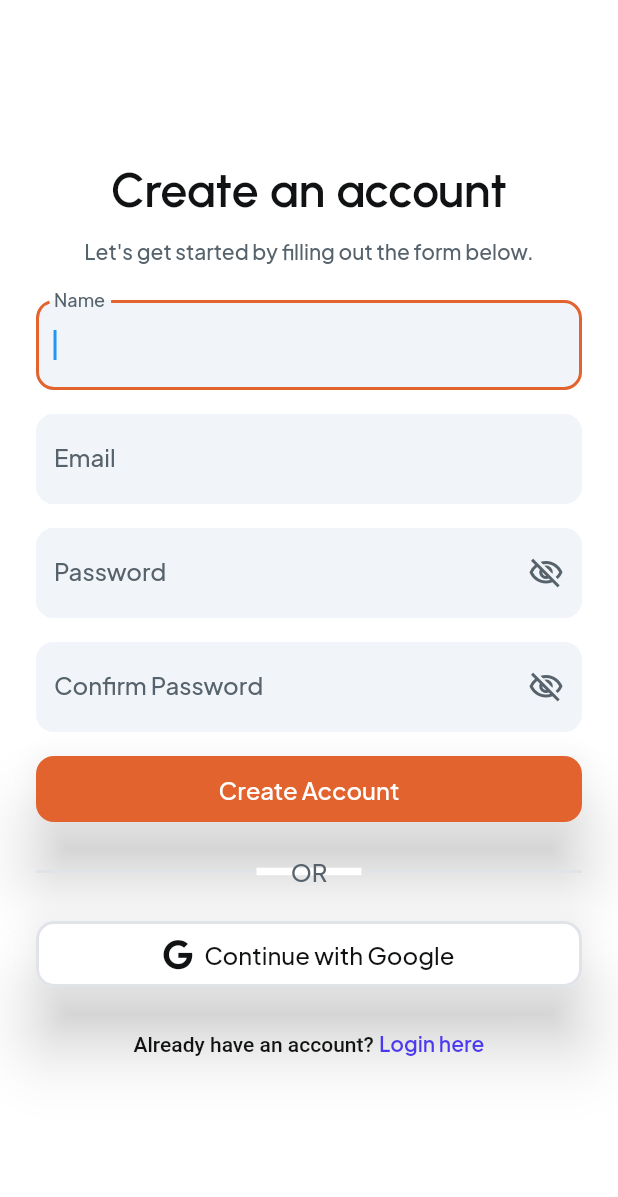
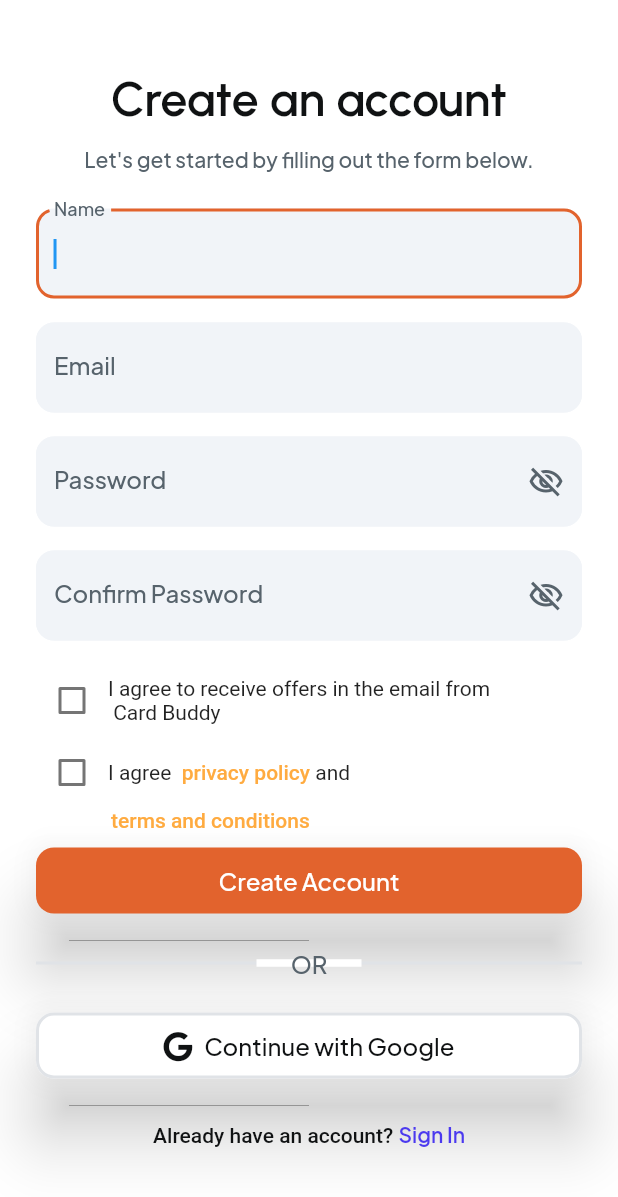
Before and after one commit to iTMaster228/saqib_login_app, a Flutter app: the SignupWidget screen opened by its route, on a phone screen of 412 x 824 dp. Shown: the top 1197 px of the screen. Run offline on Flutter 3.47's test engine with Material 2 defaults, Android fonts, the phone set to English and light mode, and no system bars; drawn by our look-alikes of auto_size_text; our stand-ins replace easy_debounce, equatable, firebase_auth, firebase_core, flutter_typeahead, font_awesome_flutter and 10 more; missing offline and left inert: admob_flutter, json_path, mime_type; accounts and stored records are empty; network calls fail.

Commit message:
new changes

```diff
--- a/lib/pages/intro/intro_widget.dart
+++ b/lib/pages/intro/intro_widget.dart
@@ -118,7 +118,7 @@ class _IntroWidgetState extends State<IntroWidget> {
                                       padding: EdgeInsetsDirectional.fromSTEB(
                                           12.0, 0.0, 0.0, 0.0),
                                       child: Text(
-                                        'Expense Tracking',
+                                        'Merchant Offers',
                                         textAlign: TextAlign.center,
                                         style: FlutterFlowTheme.of(context)
                                             .headlineLarge
@@ -134,7 +134,7 @@ class _IntroWidgetState extends State<IntroWidget> {
                                       padding: EdgeInsetsDirectional.fromSTEB(
                                           12.0, 4.0, 12.0, 0.0),
                                       child: Text(
-                                        'The Cash Saver app allows you to effortlessly track your expenses, providing a detailed overview of where your money is going.',
+                                        'Card merchant offers are programs that allow merchants to offer discounts, rewards, or other incentives to customers who use their credit or debit cards to make purchases. Card Buddy can help you find the right card to use at the specific merchant to maximize your saving.',
                                         textAlign: TextAlign.center,
                                         style: FlutterFlowTheme.of(context)
                                             .labelLarge
@@ -179,7 +179,7 @@ class _IntroWidgetState extends State<IntroWidget> {
                                       padding: EdgeInsetsDirectional.fromSTEB(
                                           12.0, 0.0, 0.0, 0.0),
                                       child: Text(
-                                        'Budget Management',
+                                        'Rewards',
                                         textAlign: TextAlign.center,
                                         style: FlutterFlowTheme.of(context)
                                             .headlineLarge
@@ -195,7 +195,7 @@ class _IntroWidgetState extends State<IntroWidget> {
                                       padding: EdgeInsetsDirectional.fromSTEB(
                                           12.0, 4.0, 12.0, 0.0),
                                       child: Text(
-                                        "Stay on top of your financial goals by setting and managing budgets within the app. It helps you make informed decisions and ensures that you're not overspending.",
+                                        'Cashback credit cards let you accumulate cash rewards on your credit card. If you can use your credit card to pay for most of your expenses, not just those purchases that earn the most rewards, you can max out your cash earnings.Card Buddy can help you find the right card to use at the specific merchant to maximize your rewards',
                                         textAlign: TextAlign.center,
                                         style: FlutterFlowTheme.of(context)
                                             .labelLarge
@@ -240,7 +240,7 @@ class _IntroWidgetState extends State<IntroWidget> {
                                       padding: EdgeInsetsDirectional.fromSTEB(
                                           12.0, 0.0, 0.0, 0.0),
                                       child: Text(
-                                        'Smart Saving Features',
+                                        '0% APR',
                                         textAlign: TextAlign.center,
                                         style: FlutterFlowTheme.of(context)
                                             .headlineLarge
@@ -256,7 +256,7 @@ class _IntroWidgetState extends State<IntroWidget> {
                                       padding: EdgeInsetsDirectional.fromSTEB(
                                           12.0, 4.0, 12.0, 0.0),
                                       child: Text(
-                                        'Utilize intelligent saving features that analyze your spending patterns and suggest areas where you can cut back. The app helps you save money without sacrificing your lifestyle.',
+                                        'Many 0% apr introductory rates are offered with balance transfers and purchases as well, during an offer period. This means that during the offer period, any purchases you make are also subject to 0% interest. Card Buddy can help you find the right card for your 0% apr purchases.',
                                         textAlign: TextAlign.center,
                                         style: FlutterFlowTheme.of(context)
                                             .labelLarge
@@ -336,7 +336,7 @@ class _IntroWidgetState extends State<IntroWidget> {
                             },
                           );
                         },
-                        text: 'Login',
+                        text: 'SignIn',
                         options: FFButtonOptions(
                           width: 350.0,
                           height: 50.0,
@@ -373,7 +373,7 @@ class _IntroWidgetState extends State<IntroWidget> {
                             },
                           );
                         },
-                        text: 'Signup',
+                        text: 'SignUp',
                         options: FFButtonOptions(
                           width: 350.0,
                           height: 50.0,
--- a/lib/pages/login/login_widget.dart
+++ b/lib/pages/login/login_widget.dart
@@ -335,7 +335,7 @@ class _LoginWidgetState extends State<LoginWidget> {
                                         context.pushNamedAuth(
                                             'main', context.mounted);
                                       },
-                                      text: 'Login',
+                                      text: 'SignIn',
                                       options: FFButtonOptions(
                                         width: double.infinity,
                                         height: 44.0,
@@ -544,7 +544,7 @@ class _LoginWidgetState extends State<LoginWidget> {
                                                 style: TextStyle(),
                                               ),
                                               TextSpan(
-                                                text: ' Sign In here',
+                                                text: ' Sign Up here',
                                                 style:
                                                     FlutterFlowTheme.of(context)
                                                         .bodyMedium
--- a/lib/pages/signup/signup_widget.dart
+++ b/lib/pages/signup/signup_widget.dart
@@ -41,6 +41,9 @@ class _SignupWidgetState extends State<SignupWidget> {
     _model.passwordConfirmController ??= TextEditingController();
     _model.passwordConfirmFocusNode ??= FocusNode();
   }
+
+  bool accept_policy=false;
+  bool accept_offer=false;
 
   @override
   void dispose() {
@@ -469,6 +472,51 @@ class _SignupWidgetState extends State<SignupWidget> {
                                       ),
                                     ),
                                   ),
+                                Row(children: [
+                                  Checkbox(
+
+                                    value: accept_policy, onChanged: (is_true){
+                                     setState(() {
+                                       if(is_true == true){
+                                        accept_policy=true;
+                                       } else if(is_true==false){
+                                        accept_policy=false;
+                                       }
+                                     });
+                                  }),
+                                  Text("I agree to receive offers in the email from\n Card Buddy",)
+                                ],),
+                                 Row(children: [
+                                  Checkbox(
+
+                                    value: accept_offer, onChanged: (is_true){
+                                     setState(() {
+                                       if(is_true == true){
+                                        accept_offer=true;
+                                       } else if(is_true==false){
+                                        accept_offer=false;
+                                       }
+                                     });
+                                  }),
+                                  Text("I agree ", style: TextStyle(),
+                                  ),
+                                   Text(" privacy policy", style: TextStyle(fontWeight: FontWeight.w500, color: Colors.orangeAccent),
+                                  ),
+                                   Text(" and", style: TextStyle(),
+                                  ),
+
+                                ],),
+
+                                   Row(
+                                     children: [
+                                       Container(
+                                        margin: EdgeInsets.only(left: 50, bottom:10),
+                                         child: Text("terms and conditions", style: TextStyle(fontWeight: FontWeight.w500, color: Colors.orangeAccent),
+                                                                         ),
+                                       ),
+                                     ],
+                                   ),
+
                                   Padding(
                                     padding: EdgeInsetsDirectional.fromSTEB(
                                         0.0, 0.0, 0.0, 20.0),
@@ -723,7 +771,7 @@ class _SignupWidgetState extends State<SignupWidget> {
                                                 style: TextStyle(),
                                               ),
                                               TextSpan(
-                                                text: 'Login here',
+                                                text: 'Sign In',
                                                 style:
                                                     FlutterFlowTheme.of(context)
                                                         .bodyMedium
```
Also changed, not shown: lib/pages/main/main_widget.dart (+53 -3 lines), 1 other file.
